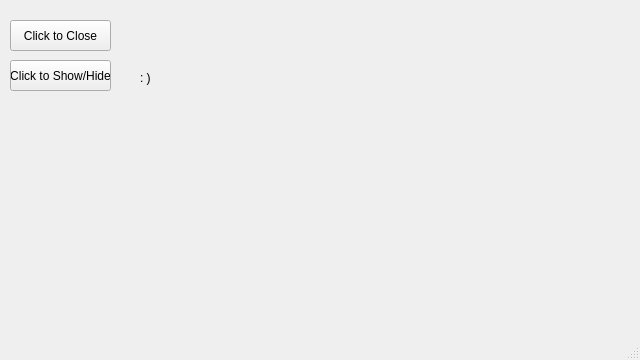
Above: QT_First_Widget/mainwindow.ui from Stemm0012/Qt_Git_Practice_Tools before the change. Below: the same form after it.
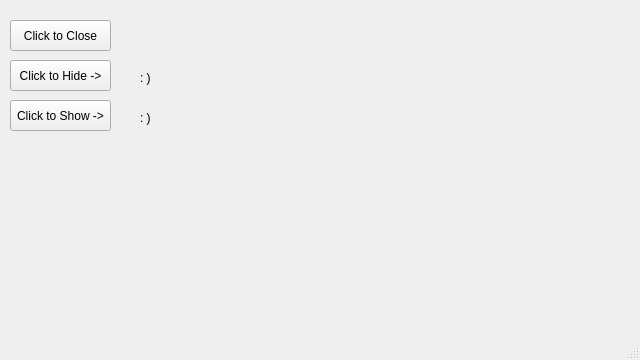
That is the form after the change.

Commit message: show and hide label buttons added

Diff of the .ui file:
```diff
--- a/QT_First_Widget/mainwindow.ui
+++ b/QT_First_Widget/mainwindow.ui
@@ -13,6 +13,9 @@
   <property name="windowTitle">
    <string>MainWindow</string>
   </property>
+  <property name="autoFillBackground">
+   <bool>false</bool>
+  </property>
   <widget class="QWidget" name="centralwidget">
    <widget class="QPushButton" name="pushButton">
     <property name="geometry">
@@ -37,7 +40,7 @@
      </rect>
     </property>
     <property name="text">
-     <string>Click to Show/Hide</string>
+     <string>Click to Hide -&gt;</string>
     </property>
    </widget>
    <widget class="QLabel" name="label">
@@ -53,6 +56,38 @@
      <string>: )</string>
     </property>
    </widget>
+   <widget class="QPushButton" name="pushButton_3">
+    <property name="geometry">
+     <rect>
+      <x>10</x>
+      <y>100</y>
+      <width>101</width>
+      <height>31</height>
+     </rect>
+    </property>
+    <property name="text">
+     <string>Click to Show -&gt;</string>
+    </property>
+   </widget>
+   <widget class="QLabel" name="label_2">
+    <property name="enabled">
+     <bool>true</bool>
+    </property>
+    <property name="geometry">
+     <rect>
+      <x>140</x>
+      <y>110</y>
+      <width>21</width>
+      <height>16</height>
+     </rect>
+    </property>
+    <property name="inputMethodHints">
+     <set>Qt::ImhNone</set>
+    </property>
+    <property name="text">
+     <string>: )</string>
+    </property>
+   </widget>
   </widget>
   <widget class="QMenuBar" name="menubar">
    <property name="geometry">
```
Left out of the diff: 22 changed lines with no effect on the pictures. The commit also changes 1 other file.
